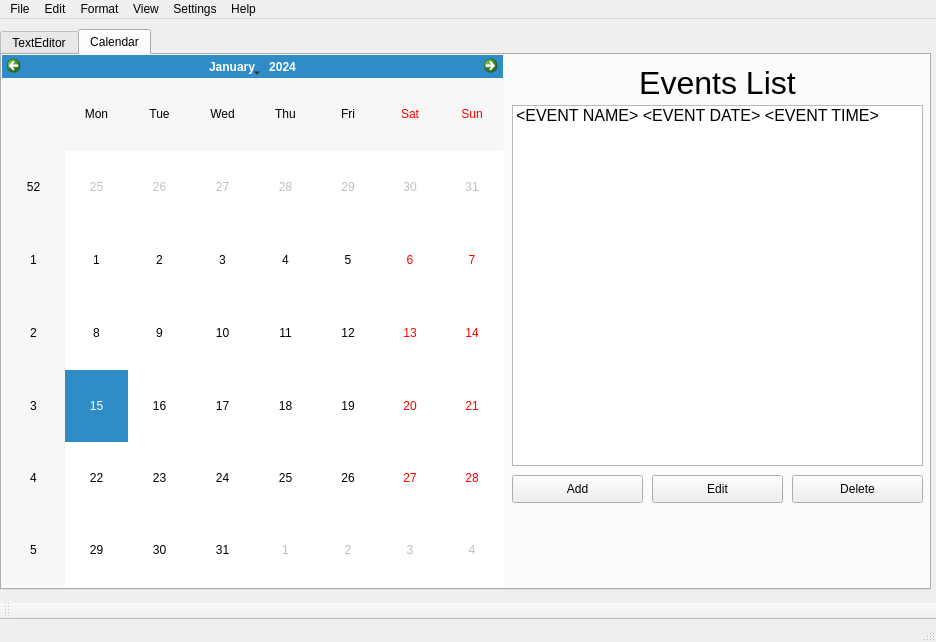
Old version of the form Qt Project Files/SpiralBound/mainwindow.ui in the repository ECU-CSCI-4230/SpiralBound.
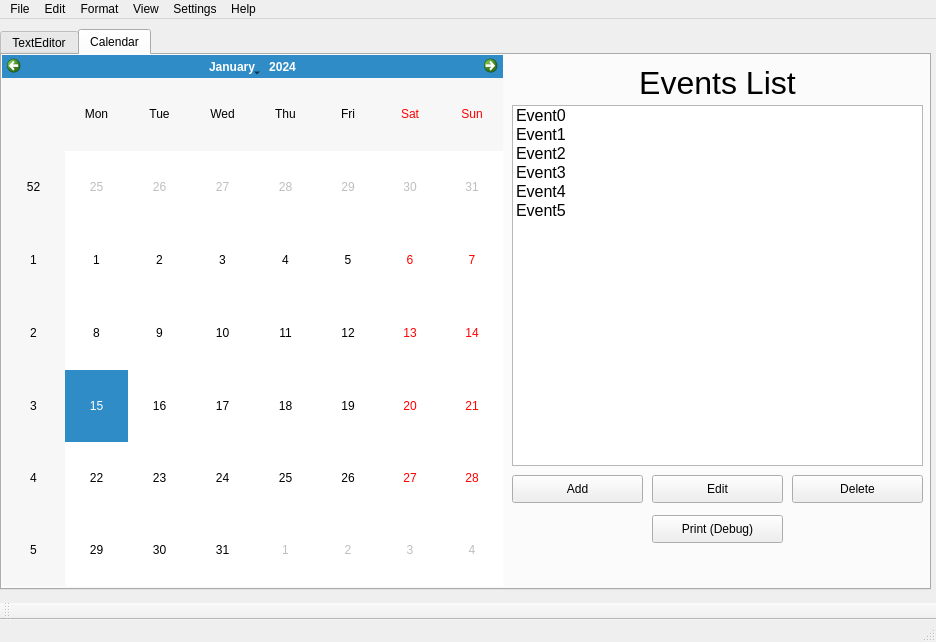
New version of the form. Icons and pictures are not drawn.

Commit message:
Created eventlist debug and clicked method
Added button to print items in QtListWidget to the console. Added method to check when item in QtListWidget is selected.

The edit to the form file:
```diff
--- a/Qt Project Files/SpiralBound/mainwindow.ui
+++ b/Qt Project Files/SpiralBound/mainwindow.ui
@@ -87,7 +87,32 @@
       </property>
       <item>
        <property name="text">
-        <string>&lt;EVENT NAME&gt; &lt;EVENT DATE&gt; &lt;EVENT TIME&gt;</string>
+        <string>Event0</string>
+       </property>
+      </item>
+      <item>
+       <property name="text">
+        <string>Event1</string>
+       </property>
+      </item>
+      <item>
+       <property name="text">
+        <string>Event2</string>
+       </property>
+      </item>
+      <item>
+       <property name="text">
+        <string>Event3</string>
+       </property>
+      </item>
+      <item>
+       <property name="text">
+        <string>Event4</string>
+       </property>
+      </item>
+      <item>
+       <property name="text">
+        <string>Event5</string>
        </property>
       </item>
      </widget>
@@ -154,6 +179,19 @@
        <set>Qt::AlignHCenter|Qt::AlignTop</set>
       </property>
      </widget>
+     <widget class="QPushButton" name="pushButton_printEventList">
+      <property name="geometry">
+       <rect>
+        <x>650</x>
+        <y>460</y>
+        <width>131</width>
+        <height>28</height>
+       </rect>
+      </property>
+      <property name="text">
+       <string>Print (Debug)</string>
+      </property>
+     </widget>
     </widget>
    </widget>
   </widget>
```
The commit also changes 10 other files.
